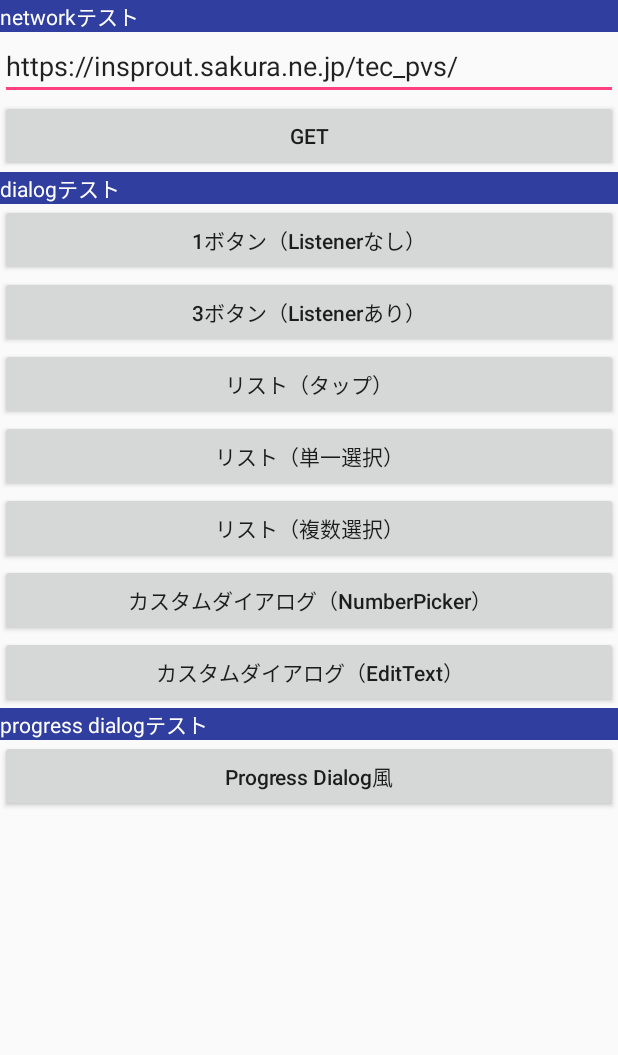
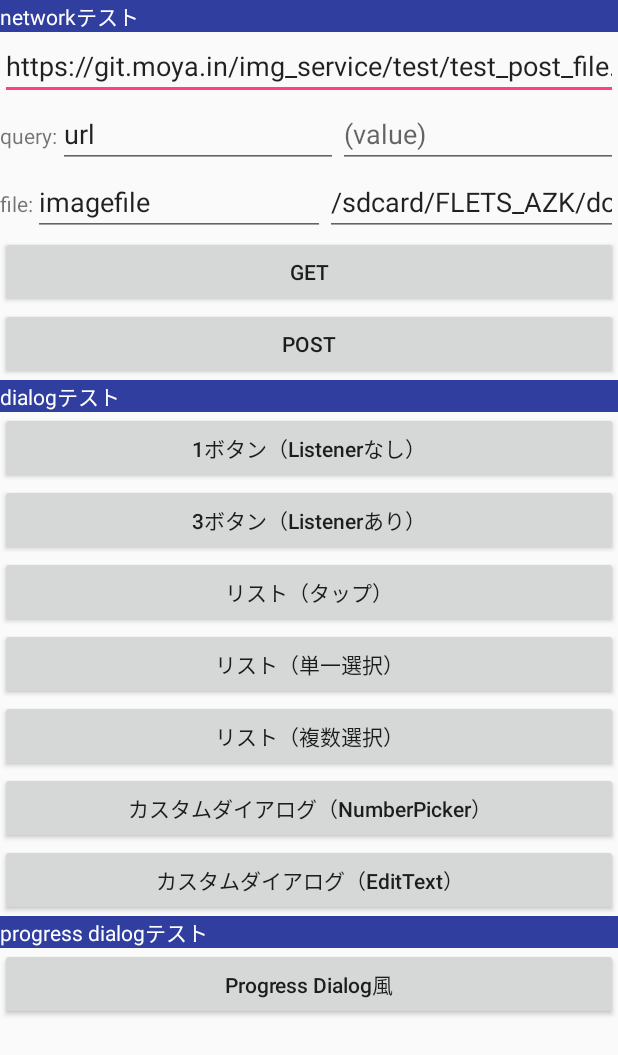
Before and after one commit to m0kubo/OkbLibrary, an Android app: the screen it shows after launch (MainActivity), on a phone screen of 412 x 824 dp. Shown: the top 1055 px of the screen. Run offline under Robolectric (Android 15) with nearby library versions, the phone set to English and light mode, and no system bars.

Commit message:
HttpRequestの 内部構造を整理

```diff
--- a/app/src/main/AndroidManifest.xml
+++ b/app/src/main/AndroidManifest.xml
@@ -1,6 +1,8 @@
 <?xml version="1.0" encoding="utf-8"?>
 <manifest xmlns:android="http://schemas.android.com/apk/res/android"
           package="com.insprout.okblibrary">
+
+    <uses-permission android:name="android.permission.READ_EXTERNAL_STORAGE" />
 
     <application
         android:allowBackup="true"
--- a/app/src/main/res/layout/activity_main.xml
+++ b/app/src/main/res/layout/activity_main.xml
@@ -17,13 +17,66 @@
             android:layout_width="match_parent"
             android:layout_height="wrap_content"
             android:inputType="textUri"
-            android:text="https://insprout.sakura.ne.jp/tec_pvs/"
+            android:text="https://git.moya.in/img_service/test/test_post_file.php"
             android:hint="(url)"/>
+        <LinearLayout
+            android:layout_width="match_parent"
+            android:layout_height="match_parent">
+            <TextView
+                android:layout_width="wrap_content"
+                android:layout_height="wrap_content"
+                android:text="query:"/>
+            <EditText
+                android:id="@+id/et_key1"
+                android:layout_width="0dp"
+                android:layout_height="wrap_content"
+                android:layout_weight="1"
+                android:inputType="textUri"
+                android:text="url"
+                android:hint="(name)"/>
+            <EditText
+                android:id="@+id/et_value1"
+                android:layout_width="0dp"
+                android:layout_height="wrap_content"
+                android:layout_weight="1"
+                android:inputType="textUri"
+                android:hint="(value)"/>
+        </LinearLayout>
+        <LinearLayout
+            android:layout_width="match_parent"
+            android:layout_height="match_parent">
+            <TextView
+                android:layout_width="wrap_content"
+                android:layout_height="wrap_content"
+                android:text="file:"/>
+            <EditText
+                android:id="@+id/et_key2"
+                android:layout_width="0dp"
+                android:layout_height="wrap_content"
+                android:layout_weight="1"
+                android:inputType="textUri"
+                android:text="imagefile"
+                android:hint="(name)"/>
+            <EditText
+                android:id="@+id/et_value2"
+                android:layout_width="0dp"
+                android:layout_height="wrap_content"
+                android:layout_weight="1"
+                android:inputType="textUri"
+                android:text="/sdcard/FLETS_AZK/download_files/01.txt"
+                android:hint="(file path)"/>
+        </LinearLayout>
         <Button
             android:id="@+id/btn_request"
             android:layout_width="match_parent"
             android:layout_height="wrap_content"
             android:text="GET"
+            android:onClick="onClick"/>
+        <Button
+            android:id="@+id/btn_request_post"
+            android:layout_width="match_parent"
+            android:layout_height="wrap_content"
+            android:text="POST"
             android:onClick="onClick"/>
         <!--<TextView
             android:layout_width="wrap_content"
--- a/okblib/src/main/java/com/insprout/okblib/network/HttpParameter.java
+++ b/okblib/src/main/java/com/insprout/okblib/network/HttpParameter.java
@@ -93,6 +93,7 @@ public class HttpParameter {
         StringBuilder builder = new StringBuilder();
         int count = 0;
         for (HttpParameter param : params) {
+            if (param == null) continue;
             String name = encode(param.getName(), charset);
             // 名前がカラの場合は スキップする
             if (name.isEmpty()) continue;
--- a/okblib/src/main/java/com/insprout/okblib/network/HttpRequestTask.java
+++ b/okblib/src/main/java/com/insprout/okblib/network/HttpRequestTask.java
@@ -35,11 +35,6 @@ public class HttpRequestTask extends AsyncTask<File, Void, HttpResponse> {
         mApiRequest.setContent(params);
         return this;
     }
-
-//    public HttpRequestTask setContent(List<HttpParameter> sendFiles, List<HttpParameter> params) {
-//        mApiRequest.setContent(sendFiles, params);
-//        return this;
-//    }
 
     public HttpRequestTask setAuthorization(String user, String password) {
         mApiRequest.setAuthorization(user, password);
```
Also changed, not shown: app/src/main/java/com/insprout/okblibrary/MainActivity.java (+40 -3 lines), okblib/src/main/java/com/insprout/okblib/network/HttpRequest.java (+77 -78 lines).
